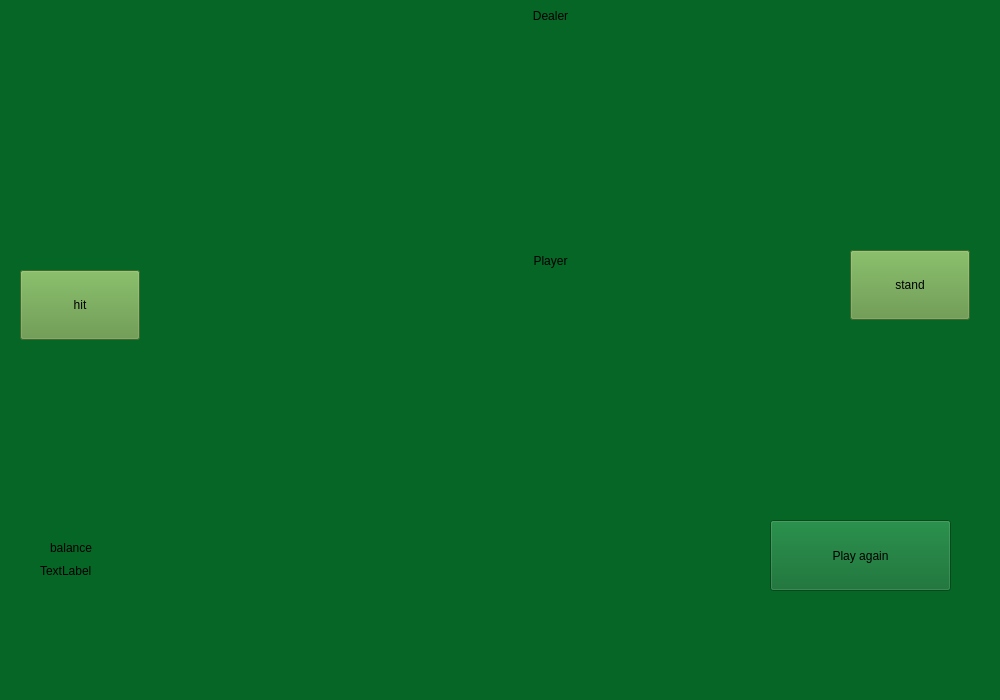
Before: the Qt Designer form mainwindow.ui in Yaroslav3947/Blackjack, drawn with Qt 5.
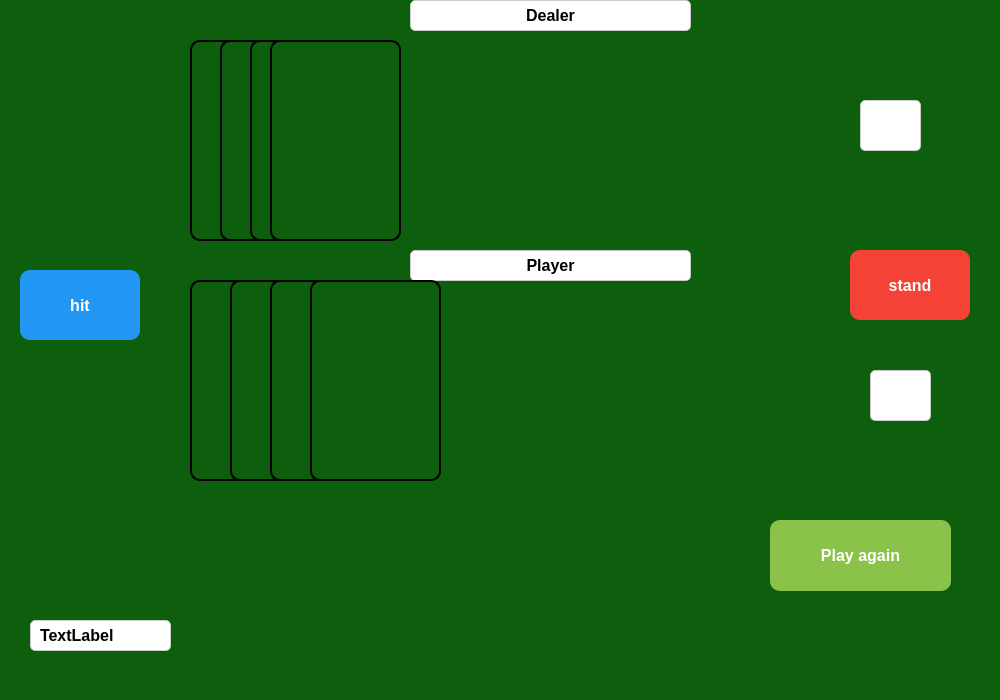
After: the same form once the commit is applied. Icons and pictures are not drawn.

Commit message: add playAgain button + update ui

Patch:
```diff
--- a/mainwindow.ui
+++ b/mainwindow.ui
@@ -14,7 +14,8 @@
    <string>MainWindow</string>
   </property>
   <property name="styleSheet">
-   <string notr="true">background-color: rgb(6, 102, 38)</string>
+   <string notr="true">background-color: rgb(13, 94, 13);
+</string>
   </property>
   <widget class="QWidget" name="centralwidget">
    <widget class="QPushButton" name="hitButton">
@@ -27,7 +28,14 @@
      </rect>
     </property>
     <property name="styleSheet">
-     <string notr="true">background-color: rgb(90, 145, 60)</string>
+     <string notr="true">background-color: #2196f3; /* blue */
+    border: none;
+    color: white;
+    padding: 10px 20px;
+    font-size: 16px;
+    font-weight: bold;
+    border-radius: 10px;
+</string>
     </property>
     <property name="text">
      <string>hit</string>
@@ -43,7 +51,14 @@
      </rect>
     </property>
     <property name="styleSheet">
-     <string notr="true">background-color: rgb(90, 145, 60)</string>
+     <string notr="true">background-color: #f44336; 
+    border: none;
+    color: white;
+    padding: 10px 20px;
+    font-size: 16px;
+    font-weight: bold;
+    border-radius: 10px;
+</string>
     </property>
     <property name="text">
      <string>stand</string>
@@ -58,6 +73,10 @@
       <height>201</height>
      </rect>
     </property>
+    <property name="styleSheet">
+     <string notr="true"> border-radius: 10px; 
+border: 2px solid black; </string>
+    </property>
     <property name="text">
      <string/>
     </property>
@@ -77,6 +96,10 @@
       <height>201</height>
      </rect>
     </property>
+    <property name="styleSheet">
+     <string notr="true"> border-radius: 10px; 
+border: 2px solid black; </string>
+    </property>
     <property name="text">
      <string/>
     </property>
@@ -96,6 +119,10 @@
       <height>201</height>
      </rect>
     </property>
+    <property name="styleSheet">
+     <string notr="true"> border-radius: 10px; 
+border: 2px solid black; </string>
+    </property>
     <property name="text">
      <string/>
     </property>
@@ -115,6 +142,10 @@
       <height>201</height>
      </rect>
     </property>
+    <property name="styleSheet">
+     <string notr="true"> border-radius: 10px; 
+border: 2px solid black; </string>
+    </property>
     <property name="text">
      <string/>
     </property>
@@ -131,11 +162,16 @@
       <x>410</x>
       <y>250</y>
       <width>281</width>
-      <height>21</height>
+      <height>31</height>
      </rect>
     </property>
     <property name="styleSheet">
-     <string notr="true">font: 18pt &quot;Segoe Script&quot;;</string>
+     <string notr="true">background-color: white;
+    border: 1px solid #ccc;
+    padding: 5px;
+    font-size: 16px;
+    font-weight: bold;
+    border-radius: 5px;</string>
     </property>
     <property name="text">
      <string>Player</string>
@@ -154,7 +190,12 @@
      </rect>
     </property>
     <property name="styleSheet">
-     <string notr="true">font: 18pt &quot;Segoe Script&quot;;</string>
+     <string notr="true">background-color: white;
+    border: 1px solid #ccc;
+    padding: 5px;
+    font-size: 16px;
+    font-weight: bold;
+    border-radius: 5px;</string>
     </property>
     <property name="text">
      <string>Dealer</string>
@@ -175,6 +216,10 @@
       <height>201</height>
      </rect>
     </property>
+    <property name="styleSheet">
+     <string notr="true"> border-radius: 10px; 
+border: 2px solid black; </string>
+    </property>
     <property name="text">
      <string/>
     </property>
@@ -197,6 +242,10 @@
       <height>201</height>
      </rect>
     </property>
+    <property name="styleSheet">
+     <string notr="true"> border-radius: 10px; 
+border: 2px solid black; </string>
+    </property>
     <property name="text">
      <string/>
     </property>
@@ -219,6 +268,10 @@
       <height>201</height>
      </rect>
     </property>
+    <property name="styleSheet">
+     <string notr="true"> border-radius: 10px; 
+border: 2px solid black; </string>
+    </property>
     <property name="text">
      <string/>
     </property>
@@ -241,6 +294,10 @@
       <height>201</height>
      </rect>
     </property>
+    <property name="styleSheet">
+     <string notr="true"> border-radius: 10px; 
+border: 2px solid black; </string>
+    </property>
     <property name="text">
      <string/>
     </property>
@@ -261,7 +318,12 @@
      </rect>
     </property>
     <property name="styleSheet">
-     <string notr="true">back-ground color: rgb(195, 255, 194)</string>
+     <string notr="true">background-color: white;
+    border: 1px solid #ccc;
+    padding: 5px;
+    font-size: 16px;
+    font-weight: bold;
+    border-radius: 5px;</string>
     </property>
     <property name="text">
      <string/>
@@ -277,7 +339,12 @@
      </rect>
     </property>
     <property name="styleSheet">
-     <string notr="true">back-ground color: rgb(195, 255, 194)</string>
+     <string notr="true">background-color: white;
+    border: 1px solid #ccc;
+    padding: 5px;
+    font-size: 16px;
+    font-weight: bold;
+    border-radius: 5px;</string>
     </property>
     <property name="text">
      <string/>
@@ -299,28 +366,23 @@
      <string/>
     </property>
    </widget>
-   <widget class="QLabel" name="balanceMessage">
-    <property name="geometry">
-     <rect>
-      <x>50</x>
-      <y>540</y>
-      <width>71</width>
-      <height>16</height>
-     </rect>
-    </property>
-    <property name="text">
-     <string>balance</string>
-    </property>
-   </widget>
    <widget class="QLabel" name="balanceLabel">
     <property name="geometry">
      <rect>
-      <x>40</x>
-      <y>560</y>
-      <width>91</width>
-      <height>21</height>
+      <x>30</x>
+      <y>620</y>
+      <width>141</width>
+      <height>31</height>
      </rect>
     </property>
+    <property name="styleSheet">
+     <string notr="true">background-color: white;
+    border: 1px solid #ccc;
+    padding: 5px;
+    font-size: 16px;
+    font-weight: bold;
+    border-radius: 5px;</string>
+    </property>
     <property name="text">
      <string>TextLabel</string>
     </property>
@@ -334,6 +396,15 @@
       <height>71</height>
      </rect>
     </property>
+    <property name="styleSheet">
+     <string notr="true">background-color: #8bc34a;
+border: none;
+color: white;
+padding: 10px 20px;
+font-size: 16px;
+font-weight: bold;
+border-radius: 10px;</string>
+    </property>
     <property name="text">
      <string>Play again</string>
     </property>
```
Left out of the diff: 1 changed line with no effect on the pictures. The commit also changes 4 other files.
